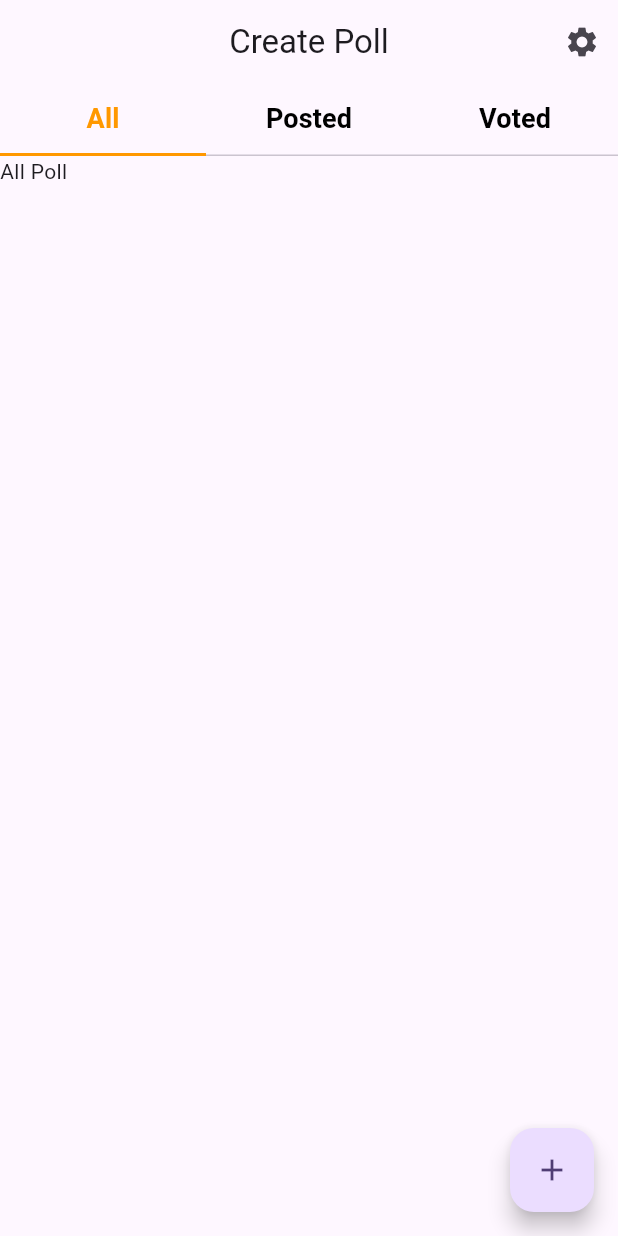
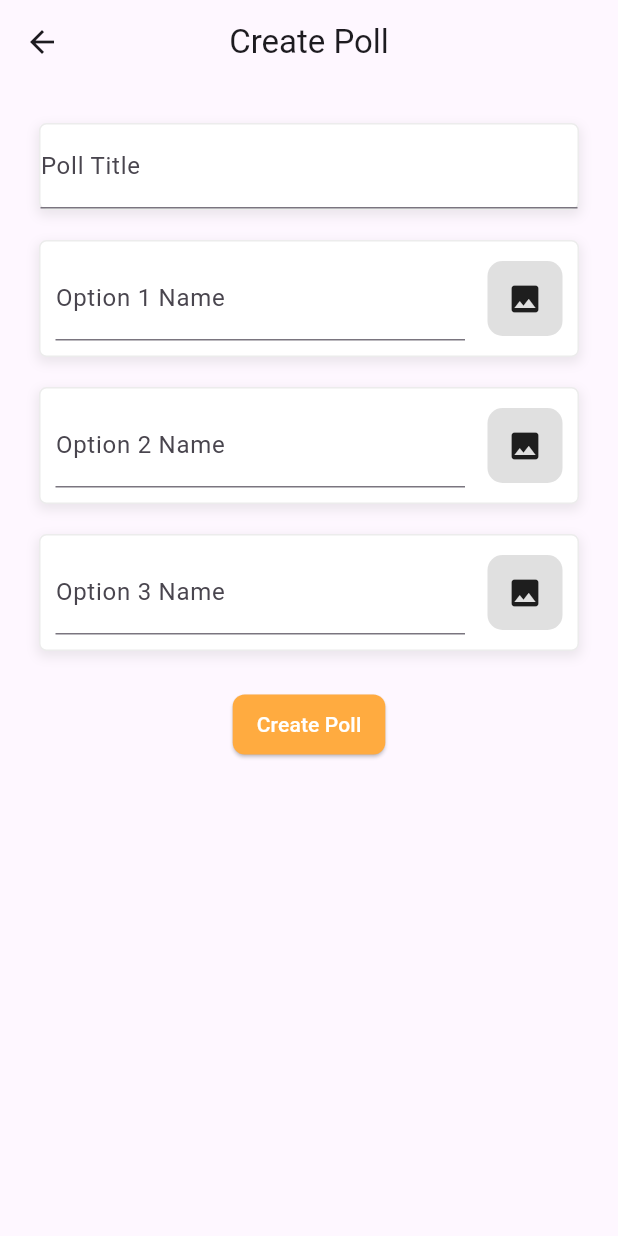
Before and after one commit to xBocos/flutter_course_app, a Flutter app: the HomeShowPollScreen screen opened directly, after a tap on the "add" icon, on a phone screen of 412 x 824 dp. Run offline on Flutter 3.47's test engine with Material 3 defaults, Android fonts, the phone set to English and light mode, and no system bars; our stand-ins replace cloud_firestore, firebase_auth, firebase_core, firebase_storage, google_sign_in, image_picker and 1 more; accounts and stored records are empty.

Commit message:
git commit -m "feat: implement create poll screen with Firebase Storage and Firestore"

```diff
--- /dev/null
+++ b/lib/Services/Home Screen/create_poll_screen.dart
@@ -0,0 +1,218 @@
+import 'dart:developer';
+import 'dart:io';
+
+import 'package:cloud_firestore/cloud_firestore.dart';
+import 'package:firebase_storage/firebase_storage.dart';
+import 'package:flutter/material.dart';
+import 'package:image_picker/image_picker.dart';
+
+class CreatePollScreen extends StatefulWidget {
+  final String currentUserId;
+  const CreatePollScreen({super.key, required this.currentUserId});
+
+  @override
+  State<CreatePollScreen> createState() => _CreatePollScreenState();
+}
+
+class _CreatePollScreenState extends State<CreatePollScreen> {
+  final titleController = TextEditingController();
+  List<TextEditingController> optionNameControllers = [
+    TextEditingController(),
+    TextEditingController(),
+    TextEditingController(),
+  ];
+  final List<File?> optionImages = [null, null, null];
+  final ImagePicker _imagePicker = ImagePicker();
+  bool loader = false;
+  @override
+  Widget build(BuildContext context) {
+    return Scaffold(
+      appBar: AppBar(
+        title: const Text('Create Poll'),
+        centerTitle: true,
+      ),
+      body: Padding(
+        padding: EdgeInsets.all(16.0),
+        child: Column(
+          children: [
+            Container(
+              margin: const EdgeInsets.all(10),
+              decoration: BoxDecoration(
+                color: Colors.white,
+                borderRadius: BorderRadius.circular(5),
+                border: Border.all(color: Colors.grey.withOpacity(0.2)),
+                boxShadow: [
+                  BoxShadow(
+                    color: Colors.grey.withOpacity(0.2),
+                    spreadRadius: 1,
+                    blurRadius: 6,
+                    offset: const Offset(0, 3),
+                  ),
+                ],
+              ),
+              child: TextFormField(
+                controller: titleController,
+                decoration: InputDecoration(labelText: "Poll Title"),
+              ),
+            ),
+            for (int i = 0; i < 3; i++)
+              Container(
+                margin: const EdgeInsets.all(10),
+                padding: const EdgeInsets.all(10),
+                decoration: BoxDecoration(
+                  color: Colors.white,
+                  borderRadius: BorderRadius.circular(5),
+                  border: Border.all(color: Colors.grey.withOpacity(0.2)),
+                  boxShadow: [
+                    BoxShadow(
+                      color: Colors.grey.withOpacity(0.2),
+                      spreadRadius: 1,
+                      blurRadius: 6,
+                      offset: const Offset(0, 3),
+                    ),
+                  ],
+                ),
+                child: Row(
+                  children: [
+                    Expanded(
+                      child: TextFormField(
+                        controller: optionNameControllers[i],
+                        decoration:
+                            InputDecoration(labelText: 'Option ${i + 1} Name'),
+                      ),
+                    ),
+                    SizedBox(
+                      width: 15,
+                    ),
+                    GestureDetector(
+                      onTap: () {
+                        pickimage(i);
+                      },
+                      child: optionImages[i] != null
+                          ? ClipRRect(
+                              borderRadius: BorderRadius.circular(10),
+                              child: Image.file(optionImages[i]!,
+                                  width: 50, height: 50, fit: BoxFit.cover),
+                            )
+                          : Container(
+                              decoration: BoxDecoration(
+                                color: Colors.grey[300],
+                                borderRadius: BorderRadius.circular(10),
+                              ),
+                              height: 50,
+                              width: 50,
+                              child: Icon(Icons.image),
+                            ),
+                    )
+                  ],
+                ),
+              ),
+            SizedBox(height: 15),
+            ElevatedButton(
+              style: ElevatedButton.styleFrom(
+                  backgroundColor: Colors.orangeAccent,
+                  shape: RoundedRectangleBorder(
+                    borderRadius: BorderRadius.circular(8),
+                  ),
+                  padding: EdgeInsets.symmetric(horizontal: 16, vertical: 10)),
+              onPressed: () {
+                submitPoll(widget.currentUserId, context);
+              },
+              child: Text(
+                "Create Poll",
+                style: TextStyle(fontSize: 14, color: Colors.white),
+              ),
+            ),
+          ],
+        ),
+      ),
+    );
+  }
+
+  Future<void> pickimage(int i) async {
+    final pickedFile =
+        await _imagePicker.pickImage(source: ImageSource.gallery);
+    if (pickedFile != null) {
+      optionImages[i] = File(pickedFile.path);
+      setState(() {});
+    }
+  }
+
+  Future<void> submitPoll(String userId, BuildContext context) async {
+    if (!validateForm(context)) return;
+    setState(() {
+      loader = true;
+    });
+    try {
+      final pollDoc = FirebaseFirestore.instance.collection('polls').doc();
+      final pollId = pollDoc.id;
+      final List<Map<String, dynamic>> options = [];
+      for (int i = 0; i < 3; i++) {
+        final imageUrl = await uploadImage(optionImages[i]!, pollId, i);
+        if (imageUrl == null) {
+          throw Exception("Image upload failed");
+        }
+        options.add({
+          'name': optionNameControllers[i].text,
+          'imageUrl': imageUrl,
+          'votes': 0
+        });
+      }
+      await pollDoc.set({
+        'pollId': pollId,
+        'title': titleController.text,
+        "options": options,
+        "createdAt": FieldValue.serverTimestamp(),
+        "creatorId": userId,
+        "total_votes": 0
+      });
+      ScaffoldMessenger.of(context)
+          .showSnackBar(SnackBar(content: Text("Poll Created Successfully!")));
+    } catch (e) {
+      log("Error creating poll: $e");
+      ScaffoldMessenger.of(context)
+          .showSnackBar(SnackBar(content: Text("Failed to create Poll: $e")));
+    } finally {
+      setState(() {
+        loader = false;
+      });
+    }
+  }
+
+  bool validateForm(BuildContext context) {
+    if (titleController.text.isEmpty) {
+      ScaffoldMessenger.of(context)
+          .showSnackBar(SnackBar(content: Text("Title is required")));
+      return false;
+    }
+
+    for (int i = 0; i < optionNameControllers.length; i++) {
+      if (optionNameControllers[i].text.isEmpty) {
+        ScaffoldMessenger.of(context).showSnackBar(
+            SnackBar(content: Text("Option ${i + 1} name is required")));
+        return false;
+      }
+    }
+
+    if (optionImages.contains(null)) {
+      ScaffoldMessenger.of(context).showSnackBar(
+          SnackBar(content: Text("Please select images for all options")));
+      return false;
+    }
+
+    return true;
+  }
+}
+
+Future<String?> uploadImage(File optionImage, String pollId, int i) async {
+  try {
+    final storageRef = FirebaseStorage.instance
+        .ref()
+        .child('poll/$pollId/${i.toString()}_$pollId.jpg');
+    final uploadImage = await storageRef.putFile(optionImage);
+    return await uploadImage.ref.getDownloadURL();
+  } catch (e) {
+    log("Error uploading Image:$e");
+    return null;
+  }
+}
--- a/lib/Services/Home Screen/home_show_poll_screen.dart
+++ b/lib/Services/Home Screen/home_show_poll_screen.dart
@@ -1,4 +1,7 @@
+import 'package:firebase_auth/firebase_auth.dart';
 import 'package:flutter/material.dart';
+import 'package:flutter_course_app/Services/Home%20Screen/create_poll_screen.dart';
+import 'package:page_transition/page_transition.dart';
 
 class HomeShowPollScreen extends StatefulWidget {
   const HomeShowPollScreen({super.key});
@@ -8,6 +11,7 @@ class HomeShowPollScreen extends StatefulWidget {
 }
 
 class _HomeShowPollScreenState extends State<HomeShowPollScreen> {
+  final String _currentUserId = FirebaseAuth.instance.currentUser!.uid;
   @override
   Widget build(BuildContext context) {
     return DefaultTabController(
@@ -38,7 +42,15 @@ class _HomeShowPollScreenState extends State<HomeShowPollScreen> {
           Container(child: Text('All Poll')),
         ]),
         floatingActionButton: FloatingActionButton(
-          onPressed: () {},
+          onPressed: () {
+            Navigator.push(
+              context,
+              PageTransition(
+                type: PageTransitionType.fade,
+                child: CreatePollScreen(currentUserId: _currentUserId),
+              ),
+            );
+          },
           child: const Icon(Icons.add),
         ),
       ),
--- a/lib/main.dart
+++ b/lib/main.dart
@@ -1,6 +1,7 @@
 import 'package:flutter/material.dart';
 import 'package:firebase_core/firebase_core.dart';
 import 'package:flutter_course_app/Services/Home%20Screen/home_show_poll_screen.dart';
+import 'package:flutter_course_app/home_screen.dart';
 import 'package:flutter_course_app/signin_screen.dart';
 import 'firebase_options.dart';
 
@@ -23,7 +24,7 @@ class MyApp extends StatelessWidget {
         colorScheme: ColorScheme.fromSeed(seedColor: Colors.deepPurple),
       ),
       debugShowCheckedModeBanner: false,
-      home: HomeShowPollScreen(),
+      home: SigninScreen(),
     );
   }
 }
--- a/pubspec.yaml
+++ b/pubspec.yaml
@@ -39,6 +39,9 @@ dependencies:
   firebase_auth: ^6.4.0
   google_sign_in: ^6.2.2
   page_transition: ^2.2.2
+  image_picker: ^1.1.2
+  firebase_storage: ^13.3.0
+  cloud_firestore: ^6.3.0
 
 dev_dependencies:
   flutter_test:
```
Also changed, not shown: lib/Services/AuthServices/auth_services.dart (+12 -0 lines), pubspec.lock, 5 other files.
